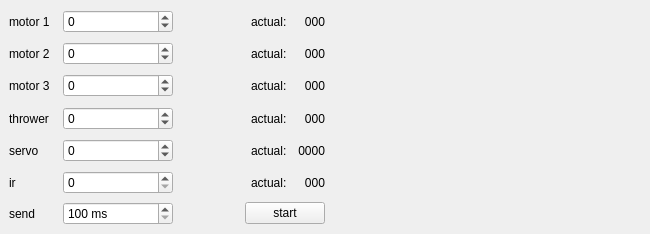
First picture: the form in serial_comms.ui, repository panihans/true-randomness-mainboard-testing, before the edit.
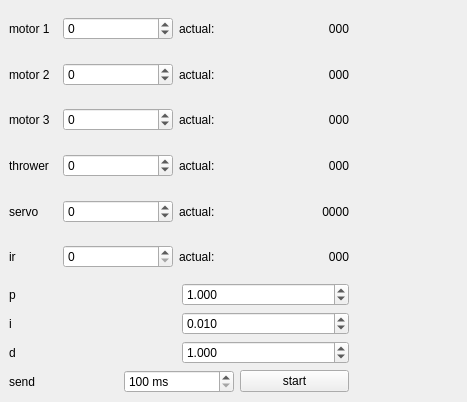
Second picture: the form after the edit.

Commit message: motor speed types to floats

What changed in the file:
```diff
--- a/serial_comms.ui
+++ b/serial_comms.ui
@@ -6,8 +6,8 @@
    <rect>
     <x>0</x>
     <y>0</y>
-    <width>650</width>
-    <height>234</height>
+    <width>467</width>
+    <height>402</height>
    </rect>
   </property>
   <property name="windowTitle">
@@ -34,13 +34,19 @@
    </property>
    <layout class="QVBoxLayout" name="verticalLayout_2">
     <item>
-     <layout class="QHBoxLayout" name="controlsPlotContainer">
+     <layout class="QHBoxLayout" name="controlsPlotContainer" stretch="0,0">
       <item>
-       <layout class="QVBoxLayout" name="verticalLayout_3">
+       <layout class="QVBoxLayout" name="verticalLayout_3" stretch="0,0,0,0,0,0,0,0,0,0">
         <item>
          <layout class="QHBoxLayout" name="horizontalLayout">
           <item>
            <widget class="QLabel" name="label">
+            <property name="sizePolicy">
+             <sizepolicy hsizetype="Minimum" vsizetype="Preferred">
+              <horstretch>0</horstretch>
+              <verstretch>0</verstretch>
+             </sizepolicy>
+            </property>
             <property name="minimumSize">
              <size>
               <width>48</width>
@@ -74,19 +80,6 @@
             </property>
            </widget>
           </item>
-          <item>
-           <spacer name="horizontalSpacer_5">
-            <property name="orientation">
-             <enum>Qt::Horizontal</enum>
-            </property>
-            <property name="sizeHint" stdset="0">
-             <size>
-              <width>40</width>
-              <height>20</height>
-             </size>
-            </property>
-           </spacer>
-          </item>
           <item>
            <widget class="QLabel" name="label_4">
             <property name="text">
@@ -96,9 +89,15 @@
           </item>
           <item>
            <widget class="QLabel" name="motor1Actual">
+            <property name="sizePolicy">
+             <sizepolicy hsizetype="Minimum" vsizetype="Preferred">
+              <horstretch>0</horstretch>
+              <verstretch>0</verstretch>
+             </sizepolicy>
+            </property>
             <property name="minimumSize">
              <size>
-              <width>32</width>
+              <width>128</width>
               <height>0</height>
              </size>
             </property>
@@ -116,6 +115,12 @@
          <layout class="QHBoxLayout" name="horizontalLayout_2">
           <item>
            <widget class="QLabel" name="label_2">
+            <property name="sizePolicy">
+             <sizepolicy hsizetype="Minimum" vsizetype="Preferred">
+              <horstretch>0</horstretch>
+              <verstretch>0</verstretch>
+             </sizepolicy>
+            </property>
             <property name="minimumSize">
              <size>
               <width>48</width>
@@ -149,19 +154,6 @@
             </property>
            </widget>
           </item>
-          <item>
-           <spacer name="horizontalSpacer_4">
-            <property name="orientation">
-             <enum>Qt::Horizontal</enum>
-            </property>
-            <property name="sizeHint" stdset="0">
-             <size>
-              <width>40</width>
-              <height>20</height>
-             </size>
-            </property>
-           </spacer>
-          </item>
           <item>
            <widget class="QLabel" name="label_5">
             <property name="text">
@@ -171,9 +163,15 @@
           </item>
           <item>
            <widget class="QLabel" name="motor2Actual">
+            <property name="sizePolicy">
+             <sizepolicy hsizetype="Minimum" vsizetype="Preferred">
+              <horstretch>0</horstretch>
+              <verstretch>0</verstretch>
+             </sizepolicy>
+            </property>
             <property name="minimumSize">
              <size>
-              <width>32</width>
+              <width>128</width>
               <height>0</height>
              </size>
             </property>
@@ -191,6 +189,12 @@
          <layout class="QHBoxLayout" name="horizontalLayout_3">
           <item>
            <widget class="QLabel" name="label_3">
+            <property name="sizePolicy">
+             <sizepolicy hsizetype="Minimum" vsizetype="Preferred">
+              <horstretch>0</horstretch>
+              <verstretch>0</verstretch>
+             </sizepolicy>
+            </property>
             <property name="minimumSize">
              <size>
               <width>48</width>
@@ -224,19 +228,6 @@
             </property>
            </widget>
           </item>
-          <item>
-           <spacer name="horizontalSpacer_3">
-            <property name="orientation">
-             <enum>Qt::Horizontal</enum>
-            </property>
-            <property name="sizeHint" stdset="0">
-             <size>
-              <width>40</width>
-              <height>20</height>
-             </size>
-            </property>
-           </spacer>
-          </item>
           <item>
            <widget class="QLabel" name="label_6">
             <property name="text">
@@ -246,9 +237,15 @@
           </item>
           <item>
            <widget class="QLabel" name="motor3Actual">
+            <property name="sizePolicy">
+             <sizepolicy hsizetype="Minimum" vsizetype="Preferred">
+              <horstretch>0</horstretch>
+              <verstretch>0</verstretch>
+             </sizepolicy>
+            </property>
             <property name="minimumSize">
              <size>
-              <width>32</width>
+              <width>128</width>
               <height>0</height>
              </size>
             </property>
@@ -266,6 +263,12 @@
          <layout class="QHBoxLayout" name="horizontalLayout_4">
           <item>
            <widget class="QLabel" name="label_11">
+            <property name="sizePolicy">
+             <sizepolicy hsizetype="Minimum" vsizetype="Preferred">
+              <horstretch>0</horstretch>
+              <verstretch>0</verstretch>
+             </sizepolicy>
+            </property>
             <property name="minimumSize">
              <size>
               <width>48</width>
@@ -299,19 +302,6 @@
             </property>
            </widget>
           </item>
-          <item>
-           <spacer name="horizontalSpacer_2">
-            <property name="orientation">
-             <enum>Qt::Horizontal</enum>
-            </property>
-            <property name="sizeHint" stdset="0">
-             <size>
-              <width>40</width>
-              <height>20</height>
-             </size>
-            </property>
-           </spacer>
-          </item>
           <item>
            <widget class="QLabel" name="label_10">
             <property name="text">
@@ -321,9 +311,15 @@
           </item>
           <item>
            <widget class="QLabel" name="throwerActual">
+            <property name="sizePolicy">
+             <sizepolicy hsizetype="Minimum" vsizetype="Preferred">
+              <horstretch>0</horstretch>
+              <verstretch>0</verstretch>
+             </sizepolicy>
+            </property>
             <property name="minimumSize">
              <size>
-              <width>32</width>
+              <width>128</width>
               <height>0</height>
              </size>
             </property>
@@ -341,6 +337,12 @@
          <layout class="QHBoxLayout" name="horizontalLayout_6">
           <item>
            <widget class="QLabel" name="label_14">
+            <property name="sizePolicy">
+             <sizepolicy hsizetype="Minimum" vsizetype="Preferred">
+              <horstretch>0</horstretch>
+              <verstretch>0</verstretch>
+             </sizepolicy>
+            </property>
             <property name="minimumSize">
              <size>
               <width>48</width>
@@ -368,19 +370,6 @@
             </property>
            </widget>
           </item>
-          <item>
-           <spacer name="horizontalSpacer_7">
-            <property name="orientation">
-             <enum>Qt::Horizontal</enum>
-            </property>
-            <property name="sizeHint" stdset="0">
-             <size>
-              <width>40</width>
-              <height>20</height>
-             </size>
-            </property>
-           </spacer>
-          </item>
           <item>
            <widget class="QLabel" name="label_15">
             <property name="text">
@@ -390,9 +379,15 @@
           </item>
           <item>
            <widget class="QLabel" name="servoActual">
+            <property name="sizePolicy">
+             <sizepolicy hsizetype="Minimum" vsizetype="Preferred">
+              <horstretch>0</horstretch>
+              <verstretch>0</verstretch>
+             </sizepolicy>
+            </property>
             <property name="minimumSize">
              <size>
-              <width>32</width>
+              <width>128</width>
               <height>0</height>
              </size>
             </property>
@@ -410,6 +405,12 @@
          <layout class="QHBoxLayout" name="horizontalLayout_7">
           <item>
            <widget class="QLabel" name="label_7">
+            <property name="sizePolicy">
+             <sizepolicy hsizetype="Minimum" vsizetype="Preferred">
+              <horstretch>0</horstretch>
+              <verstretch>0</verstretch>
+             </sizepolicy>
+            </property>
             <property name="minimumSize">
              <size>
               <width>48</width>
@@ -431,19 +432,6 @@
             </property>
            </widget>
           </item>
-          <item>
-           <spacer name="horizontalSpacer_8">
-            <property name="orientation">
-             <enum>Qt::Horizontal</enum>
-            </property>
-            <property name="sizeHint" stdset="0">
-             <size>
-              <width>40</width>
-              <height>20</height>
-             </size>
-            </property>
-           </spacer>
-          </item>
           <item>
            <widget class="QLabel" name="label_8">
             <property name="text">
@@ -453,9 +441,15 @@
           </item>
           <item>
            <widget class="QLabel" name="irActual">
+            <property name="sizePolicy">
+             <sizepolicy hsizetype="Minimum" vsizetype="Preferred">
+              <horstretch>0</horstretch>
+              <verstretch>0</verstretch>
+             </sizepolicy>
+            </property>
             <property name="minimumSize">
              <size>
-              <width>32</width>
+              <width>128</width>
               <height>0</height>
              </size>
             </property>
@@ -469,10 +463,91 @@
           </item>
          </layout>
         </item>
+        <item>
+         <layout class="QHBoxLayout" name="horizontalLayout_11">
+          <item>
+           <widget class="QLabel" name="label_9">
+            <property name="text">
+             <string>p</string>
+            </property>
+           </widget>
+          </item>
+          <item>
+           <widget class="QDoubleSpinBox" name="pSpinBox">
+            <property name="decimals">
+             <number>3</number>
+            </property>
+            <property name="singleStep">
+             <double>0.001000000000000</double>
+            </property>
+            <property name="value">
+             <double>1.000000000000000</double>
+            </property>
+           </widget>
+          </item>
+         </layout>
+        </item>
+        <item>
+         <layout class="QHBoxLayout" name="horizontalLayout_12">
+          <item>
+           <widget class="QLabel" name="label_12">
+            <property name="text">
+             <string>i</string>
+            </property>
+           </widget>
+          </item>
+          <item>
+           <widget class="QDoubleSpinBox" name="iSpinBox">
+            <property name="decimals">
+             <number>3</number>
+            </property>
+            <property name="minimum">
+             <double>0.000000000000000</double>
+            </property>
+            <property name="singleStep">
+             <double>0.001000000000000</double>
+            </property>
+            <property name="value">
+             <double>0.010000000000000</double>
+            </property>
+           </widget>
+          </item>
+         </layout>
+        </item>
+        <item>
+         <layout class="QHBoxLayout" name="horizontalLayout_13">
+          <item>
+           <widget class="QLabel" name="label_22">
+            <property name="text">
+             <string>d</string>
+            </property>
+           </widget>
+          </item>
+          <item>
+           <widget class="QDoubleSpinBox" name="dSpinBox">
+            <property name="decimals">
+             <number>3</number>
+            </property>
+            <property name="singleStep">
+             <double>0.001000000000000</double>
+            </property>
+            <property name="value">
+             <double>1.000000000000000</double>
+            </property>
+           </widget>
+          </item>
+         </layout>
+        </item>
         <item>
          <layout class="QHBoxLayout" name="horizontalLayout_5">
           <item>
            <widget class="QLabel" name="label_13">
+            <property name="sizePolicy">
+             <sizepolicy hsizetype="Minimum" vsizetype="Preferred">
+              <horstretch>0</horstretch>
+              <verstretch>0</verstretch>
+             </sizepolicy>
+            </property>
             <property name="minimumSize">
              <size>
               <width>48</width>
@@ -509,19 +584,6 @@
             </property>
            </widget>
           </item>
-          <item>
-           <spacer name="horizontalSpacer">
-            <property name="orientation">
-             <enum>Qt::Horizontal</enum>
-            </property>
-            <property name="sizeHint" stdset="0">
-             <size>
-              <width>40</width>
-              <height>20</height>
-             </size>
-            </property>
-           </spacer>
-          </item>
           <item>
            <widget class="QPushButton" name="startStopButton">
             <property name="text">
@@ -534,14 +596,14 @@
        </layout>
       </item>
       <item>
-       <spacer name="horizontalSpacer_6">
+       <spacer name="horizontalSpacer">
         <property name="orientation">
          <enum>Qt::Horizontal</enum>
         </property>
         <property name="sizeHint" stdset="0">
          <size>
-          <width>0</width>
-          <height>0</height>
+          <width>40</width>
+          <height>20</height>
          </size>
         </property>
        </spacer>
```
Left out of the diff: 42 changed lines with no effect on the pictures. The commit also changes 2 other files.
